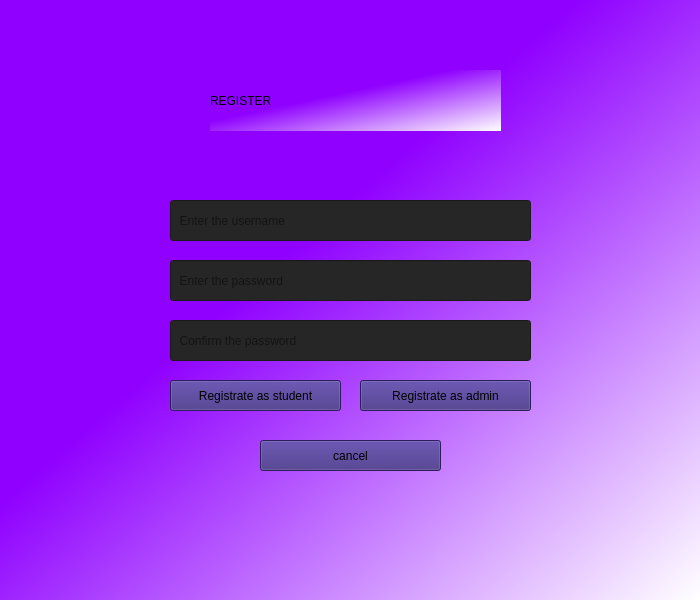
Above: ui_design/register.ui from mariamzhamakochyan/Lab-projects before the change. Below: the same form after it.
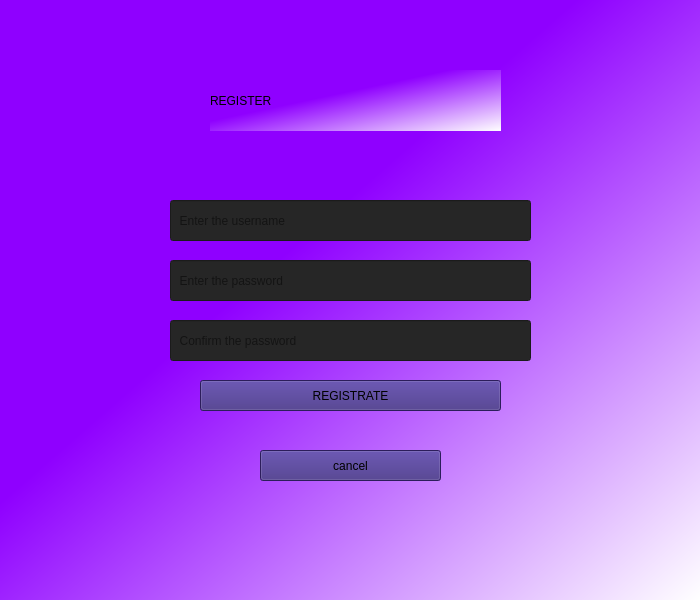
That is the form after the change.

Commit message: student database system

```diff
--- a/ui_design/register.ui
+++ b/ui_design/register.ui
@@ -19,9 +19,9 @@
   <widget class="QPushButton" name="stdreg">
    <property name="geometry">
     <rect>
-     <x>170</x>
+     <x>200</x>
      <y>380</y>
-     <width>171</width>
+     <width>301</width>
      <height>31</height>
     </rect>
    </property>
@@ -29,23 +29,7 @@
     <string notr="true">background-color: rgb(61, 41, 128);</string>
    </property>
    <property name="text">
-    <string>Registrate as student</string>
-   </property>
-  </widget>
-  <widget class="QPushButton" name="adreg">
-   <property name="geometry">
-    <rect>
-     <x>360</x>
-     <y>380</y>
-     <width>171</width>
-     <height>31</height>
-    </rect>
-   </property>
-   <property name="styleSheet">
-    <string notr="true">background-color: rgb(61, 41, 128);</string>
-   </property>
-   <property name="text">
-    <string>Registrate as admin</string>
+    <string>REGISTRATE</string>
    </property>
   </widget>
   <widget class="QLineEdit" name="username">
@@ -115,7 +99,7 @@
    <property name="geometry">
     <rect>
      <x>260</x>
-     <y>440</y>
+     <y>450</y>
      <width>181</width>
      <height>31</height>
     </rect>
```
The commit also changes 8 other files.
